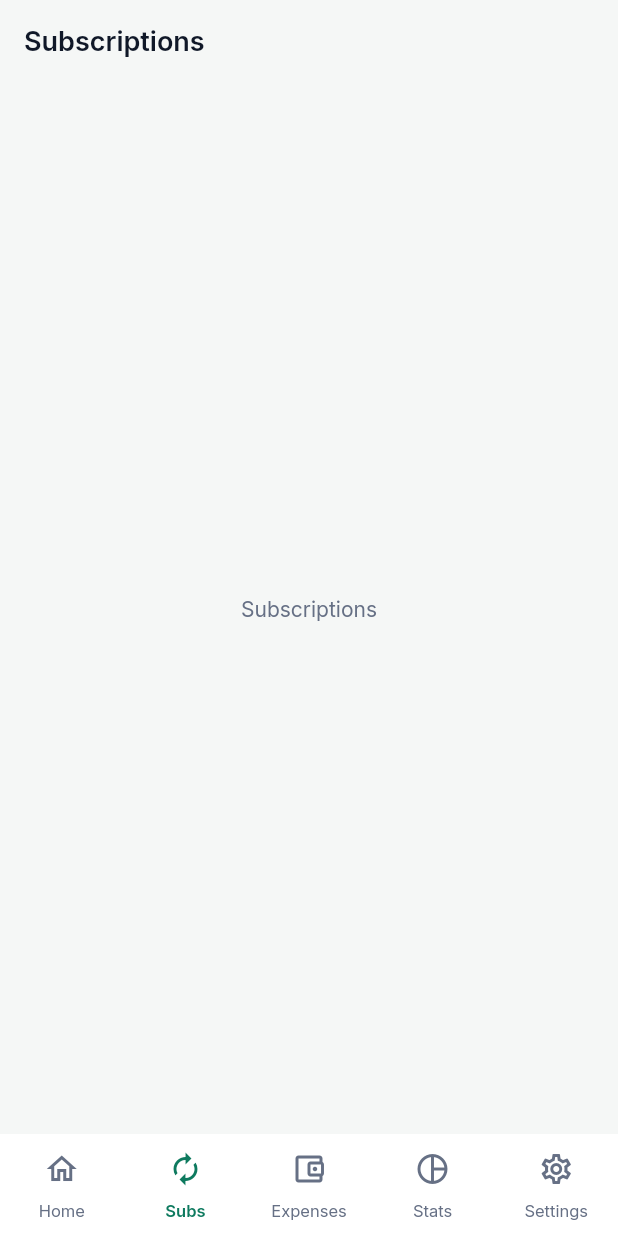
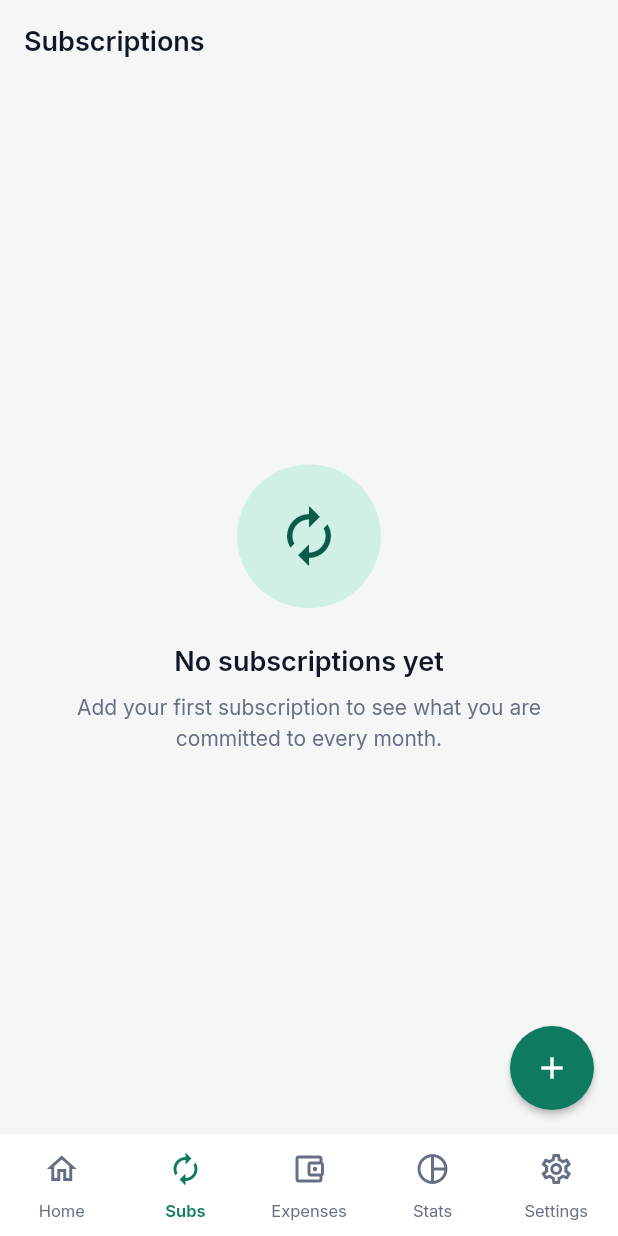
Before and after one commit to iamjmydv/PitakapFlutter, a Flutter app: the SubscriptionsListPage screen opened by its route, on a phone screen of 412 x 824 dp. Run offline on Flutter 3.47's test engine with Material 3 defaults, Android fonts, the phone set to English and light mode, and no system bars; our stand-ins replace cloud_firestore, firebase_auth, firebase_core, flutter_riverpod, go_router, google_sign_in and 1 more; accounts and stored records are empty.

Commit message:
feat(subscription): add live subscriptions list with swipe to delete
- Wire the list to subscriptionsStreamProvider with empty and error states

- Add CommonEmptyState and swipe to delete with an undo action

- Give test helpers a default subscription repository so app pumps keep working

```diff
--- a/pitakapflutter/lib/core/common/common.dart
+++ b/pitakapflutter/lib/core/common/common.dart
@@ -1,5 +1,6 @@
 library;
 
+export 'common_empty_state.dart';
 export 'common_loader.dart';
 export 'common_password_field.dart';
 export 'common_primary_button.dart';
--- /dev/null
+++ b/pitakapflutter/lib/core/common/common_empty_state.dart
@@ -0,0 +1,66 @@
+import 'package:flutter/material.dart';
+import 'package:pitakapflutter/core/theme/app_theme.dart';
+
+class CommonEmptyState extends StatelessWidget {
+  final IconData icon;
+  final String title;
+  final String message;
+  final String? actionLabel;
+  final VoidCallback? onAction;
+
+  const CommonEmptyState({
+    super.key,
+    required this.icon,
+    required this.title,
+    required this.message,
+    this.actionLabel,
+    this.onAction,
+  });
+
+  @override
+  Widget build(BuildContext context) {
+    final theme = Theme.of(context);
+    final colorScheme = theme.colorScheme;
+
+    return Center(
+      child: Padding(
+        padding: const EdgeInsets.all(AppSpacing.lg),
+        child: Column(
+          mainAxisAlignment: MainAxisAlignment.center,
+          children: [
+            Container(
+              width: 96,
+              height: 96,
+              decoration: BoxDecoration(
+                color: colorScheme.primaryContainer,
+                shape: BoxShape.circle,
+              ),
+              alignment: Alignment.center,
+              child: Icon(
+                icon,
+                size: 44,
+                color: colorScheme.onPrimaryContainer,
+              ),
+            ),
+            const SizedBox(height: AppSpacing.lg),
+            Text(
+              title,
+              textAlign: TextAlign.center,
+              style: theme.textTheme.titleLarge,
+            ),
+            const SizedBox(height: AppSpacing.sm),
+            Text(
+              message,
+              textAlign: TextAlign.center,
+              style: theme.textTheme.bodyMedium,
+            ),
+            if (actionLabel != null && onAction != null) ...[
+              const SizedBox(height: AppSpacing.lg),
+              FilledButton(onPressed: onAction, child: Text(actionLabel!)),
+            ],
+          ],
+        ),
+      ),
+    );
+  }
+}
--- a/pitakapflutter/lib/core/resources/strings.dart
+++ b/pitakapflutter/lib/core/resources/strings.dart
@@ -66,6 +66,18 @@ class Strings {
 
   static const String dashboardTitle = 'Dashboard';
   static const String subscriptionsTitle = 'Subscriptions';
+  static const String subscriptionsEmptyTitle = 'No subscriptions yet';
+  static const String subscriptionsEmptyMessage =
+      'Add your first subscription to see what you are committed to '
+      'every month.';
+  static const String subscriptionsAddAction = 'Add subscription';
+  static const String subscriptionsLoadFailed =
+      'Could not load your subscriptions';
+  static const String subscriptionDeleted = 'Subscription deleted';
+  static const String undoAction = 'Undo';
+  static const String dueToday = 'Today';
+  static const String dueTomorrow = 'Tomorrow';
+  static const String perMonthSuffix = '/mo';
   static const String expensesTitle = 'Expenses';
   static const String statsTitle = 'Statistics';
   static const String settingsTitle = 'Settings';
--- a/pitakapflutter/lib/feature/subscription/presentation/subscriptions_list_page.dart
+++ b/pitakapflutter/lib/feature/subscription/presentation/subscriptions_list_page.dart
@@ -1,14 +1,158 @@
 import 'package:flutter/material.dart';
+import 'package:flutter_riverpod/flutter_riverpod.dart';
+import 'package:pitakapflutter/core/common/common.dart';
+import 'package:pitakapflutter/core/error/failure.dart';
+import 'package:pitakapflutter/core/providers/auth_providers.dart';
+import 'package:pitakapflutter/core/providers/subscription_providers.dart';
 import 'package:pitakapflutter/core/resources/strings.dart';
+import 'package:pitakapflutter/core/theme/app_theme.dart';
+import 'package:pitakapflutter/feature/subscription/domain/entities/subscription_entity.dart';
+import 'package:pitakapflutter/feature/subscription/domain/usecases/create_subscription_usecase.dart';
+import 'package:pitakapflutter/feature/subscription/domain/usecases/delete_subscription_usecase.dart';
+import 'package:pitakapflutter/feature/subscription/presentation/widgets/subscription_tile.dart';
 
-class SubscriptionsListPage extends StatelessWidget {
+class SubscriptionsListPage extends ConsumerWidget {
   const SubscriptionsListPage({super.key});
+
+  Future<void> _delete(
+    BuildContext context,
+    WidgetRef ref,
+    SubscriptionEntity subscription,
+  ) async {
+    final messenger = ScaffoldMessenger.of(context);
+
+    try {
+      await ref.read(deleteSubscriptionUseCaseProvider).call(
+            DeleteSubscriptionUseCaseParams(subscription.id),
+          );
+    } catch (error) {
+      if (!context.mounted) return;
+      CommonSnackBar.showError(context, failureMessage(error));
+      return;
+    }
+
+    if (!context.mounted) return;
+
+    messenger
+      ..hideCurrentSnackBar()
+      ..showSnackBar(
+        SnackBar(
+          content: Text('${subscription.name} ${Strings.subscriptionDeleted}'),
+          action: SnackBarAction(
+            label: Strings.undoAction,
+            onPressed: () => _restore(ref, subscription),
+          ),
+        ),
+      );
+  }
+
+  void _restore(WidgetRef ref, SubscriptionEntity subscription) {
+    ref.read(createSubscriptionUseCaseProvider).call(
+          CreateSubscriptionUseCaseParams(
+            userId: subscription.userId,
+            name: subscription.name,
+            category: subscription.category,
+            amount: subscription.amount,
+            firstBillDate: subscription.firstBillDate,
+            billingCycle: subscription.billingCycle,
+            currency: subscription.currency,
+            reminderDaysBefore: subscription.reminderDaysBefore,
+            colorHex: subscription.colorHex,
+            iconKey: subscription.iconKey,
+            notes: subscription.notes,
+            isActive: subscription.isActive,
+          ),
+        );
+  }
+
+  @override
+  Widget build(BuildContext context, WidgetRef ref) {
+    final userId = ref.watch(authStateProvider).value;
+
+    return Scaffold(
+      appBar: AppBar(title: const Text(Strings.subscriptionsTitle)),
+      floatingActionButton: FloatingActionButton(
+        onPressed: () {},
+        child: const Icon(Icons.add),
+      ),
+      body: userId == null
+          ? const CommonLoader.page()
+          : ref.watch(subscriptionsStreamProvider(userId)).when(
+                loading: () => const CommonLoader.page(),
+                error: (error, _) => CommonEmptyState(
+                  icon: Icons.cloud_off_outlined,
+                  title: Strings.subscriptionsLoadFailed,
+                  message: failureMessage(error),
+                ),
+                data: (subscriptions) => subscriptions.isEmpty
+                    ? const CommonEmptyState(
+                        icon: Icons.autorenew_outlined,
+                        title: Strings.subscriptionsEmptyTitle,
+                        message: Strings.subscriptionsEmptyMessage,
+                      )
+                    : _SubscriptionList(
+                        subscriptions: subscriptions,
+                        onDelete: (subscription) =>
+                            _delete(context, ref, subscription),
+                      ),
+              ),
+    );
+  }
+}
+
+class _SubscriptionList extends StatelessWidget {
+  final List<SubscriptionEntity> subscriptions;
+  final ValueChanged<SubscriptionEntity> onDelete;
+
+  const _SubscriptionList({
+    required this.subscriptions,
+    required this.onDelete,
+  });
 
   @override
   Widget build(BuildContext context) {
-    return Scaffold(
-      appBar: AppBar(title: const Text(Strings.subscriptionsTitle)),
-      body: const Center(child: Text(Strings.subscriptionsTitle)),
+    final now = DateTime.now();
+
+    return ListView.separated(
+      padding: const EdgeInsets.fromLTRB(
+        AppSpacing.md,
+        AppSpacing.md,
+        AppSpacing.md,
+        AppSpacing.xl * 2,
+      ),
+      itemCount: subscriptions.length,
+      separatorBuilder: (context, index) =>
+          const SizedBox(height: AppSpacing.sm),
+      itemBuilder: (context, index) {
+        final subscription = subscriptions[index];
+
+        return Dismissible(
+          key: ValueKey(subscription.id),
+          direction: DismissDirection.endToStart,
+          onDismissed: (_) => onDelete(subscription),
+          background: const _DeleteBackground(),
+          child: SubscriptionTile(subscription: subscription, now: now),
+        );
+      },
     );
   }
 }
+
+class _DeleteBackground extends StatelessWidget {
+  const _DeleteBackground();
+
+  @override
+  Widget build(BuildContext context) {
+    final colorScheme = Theme.of(context).colorScheme;
+
+    return Container(
+      alignment: Alignment.centerRight,
+      padding: const EdgeInsets.symmetric(horizontal: AppSpacing.lg),
+      decoration: BoxDecoration(
+        color: colorScheme.error,
+        borderRadius: BorderRadius.circular(AppRadius.card),
+      ),
+      child: Icon(Icons.delete_outline, color: colorScheme.onError),
+    );
+  }
+}
```
Also changed, not shown: pitakapflutter/lib/feature/subscription/presentation/widgets/subscription_tile.dart (added, +139 -0 lines), 2 other files.
